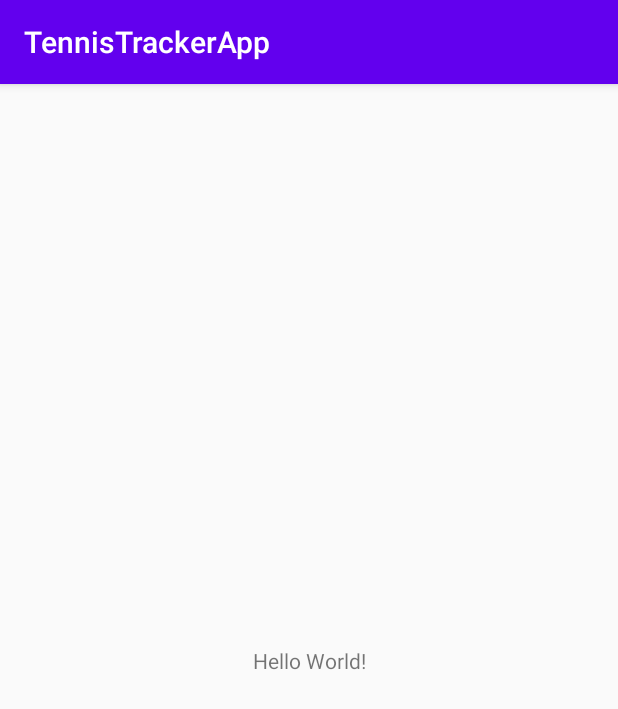
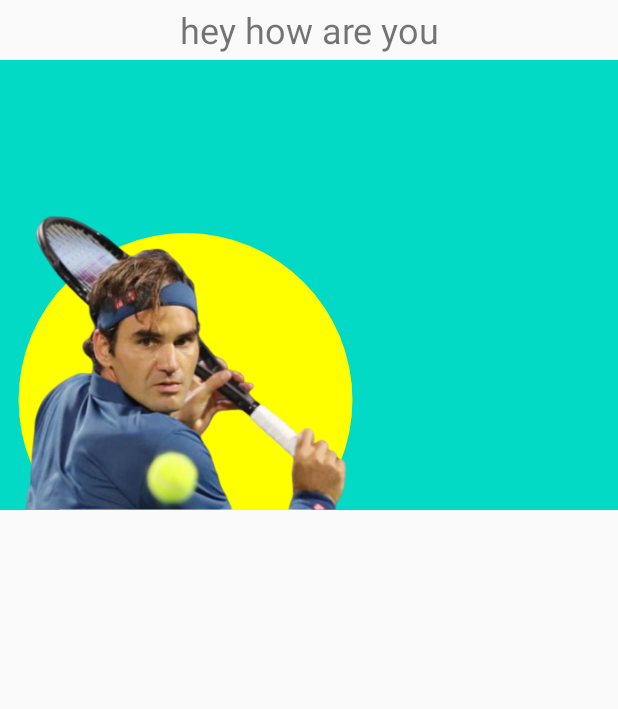
Before and after one commit to DanielIKKA/TennisTrackerApp, an Android app: the screen it shows after launch (HomeActivity), on a phone screen of 412 x 824 dp. Shown: the top 709 px of the screen. Run offline under Robolectric (Android 15) with nearby library versions, the phone set to English and light mode, and no system bars.

Commit message:
project init end
- different breackpoint for drawable
-init fragment + activities

```diff
--- a/app/build.gradle
+++ b/app/build.gradle
@@ -26,8 +26,9 @@ android {
 dependencies {
     implementation fileTree(dir: 'libs', include: ['*.jar'])
 
-    implementation 'androidx.appcompat:appcompat:1.0.2'
+    implementation 'androidx.appcompat:appcompat:1.1.0'
     implementation 'androidx.constraintlayout:constraintlayout:1.1.3'
+    implementation 'androidx.legacy:legacy-support-v4:1.0.0'
     testImplementation 'junit:junit:4.12'
     androidTestImplementation 'androidx.test.ext:junit:1.1.1'
     androidTestImplementation 'androidx.test.espresso:espresso-core:3.2.0'
--- a/app/src/main/AndroidManifest.xml
+++ b/app/src/main/AndroidManifest.xml
@@ -9,7 +9,7 @@
         android:roundIcon="@mipmap/ic_launcher_round"
         android:supportsRtl="true"
         android:theme="@style/AppTheme" >
-        <activity android:name=".HomeActivity" >
+        <activity android:name=".controller.activities.HomeActivity" >
             <intent-filter>
                 <action android:name="android.intent.action.MAIN" />
 
--- a/app/src/main/java/com/android/tennistrackerapp/HomeActivity.java
+++ /dev/null
@@ -1,13 +0,0 @@
-package com.android.tennistrackerapp;
-
-import androidx.appcompat.app.AppCompatActivity;
-import android.os.Bundle;
-
-public class HomeActivity extends AppCompatActivity {
-
-    @Override
-    protected void onCreate(Bundle savedInstanceState) {
-        super.onCreate(savedInstanceState);
-        setContentView(R.layout.activity_home);
-    }
-}
--- /dev/null
+++ b/app/src/main/java/com/android/tennistrackerapp/controller/activities/HomeActivity.java
@@ -0,0 +1,41 @@
+package com.android.tennistrackerapp.controller.activities;
+
+import androidx.appcompat.app.AppCompatActivity;
+import androidx.fragment.app.Fragment;
+
+import android.os.Bundle;
+
+import com.android.tennistrackerapp.R;
+import com.android.tennistrackerapp.controller.fragments.HeaderProfileFragment;
+
+public class HomeActivity extends AppCompatActivity {
+
+    private Fragment mProfileFragment;
+
+
+    @Override
+    protected void onCreate(Bundle savedInstanceState) {
+        super.onCreate(savedInstanceState);
+        setContentView(R.layout.activity_home);
+
+        //FragmentManager
+        initProfileFragment();
+    }
+
+    private void initProfileFragment() {
+        // 1- Find fragment if already exist
+        this.mProfileFragment = getSupportFragmentManager().findFragmentById(R.id.frame_layout_header_profile);
+
+        // 2- manage and do something if it's not the case
+        if(this.mProfileFragment == null) {
+            // A. instantiate it
+            this.mProfileFragment = new HeaderProfileFragment();
+            // B. add it to the FragmentManager
+            getSupportFragmentManager().beginTransaction()
+                    .add(R.id.frame_layout_header_profile, this.mProfileFragment)
+                    .commit();
+        }
+
+
+    }
+}
--- /dev/null
+++ b/app/src/main/java/com/android/tennistrackerapp/controller/fragments/HeaderProfileFragment.java
@@ -0,0 +1,66 @@
+package com.android.tennistrackerapp.controller.fragments;
+
+import android.os.Bundle;
+
+import androidx.fragment.app.Fragment;
+
+import android.view.LayoutInflater;
+import android.view.View;
+import android.view.ViewGroup;
+
+import com.android.tennistrackerapp.R;
+
+/**
+ * A simple {@link Fragment} subclass.
+ * Use the {@link HeaderProfileFragment#newInstance} factory method to
+ * create an instance of this fragment.
+ */
+public class HeaderProfileFragment extends Fragment {
+    // TODO: Rename parameter arguments, choose names that match
+    // the fragment initialization parameters, e.g. ARG_ITEM_NUMBER
+    private static final String ARG_PARAM1 = "param1";
+    private static final String ARG_PARAM2 = "param2";
+
+    // TODO: Rename and change types of parameters
+    private String mParam1;
+    private String mParam2;
+
+    /**
+     * It's require to have a public empty constructor
+     */
+    public HeaderProfileFragment() {}
+
+    /**
+     * Use this factory method to create a new instance of
+     * this fragment using the provided parameters.
+     *
+     * @param param1 Parameter 1.
+     * @param param2 Parameter 2.
+     * @return A new instance of fragment HeaderProfilFragment.
+     */
+    // TODO: Rename and change types and number of parameters
+    public static HeaderProfileFragment newInstance(String param1, String param2) {
+        HeaderProfileFragment fragment = new HeaderProfileFragment();
+        Bundle args = new Bundle();
+        args.putString(ARG_PARAM1, param1);
+        args.putString(ARG_PARAM2, param2);
+        fragment.setArguments(args);
+        return fragment;
+    }
+
+    @Override
+    public void onCreate(Bundle savedInstanceState) {
+        super.onCreate(savedInstanceState);
+        if (getArguments() != null) {
+            mParam1 = getArguments().getString(ARG_PARAM1);
+            mParam2 = getArguments().getString(ARG_PARAM2);
+        }
+    }
+
+    @Override
+    public View onCreateView(LayoutInflater inflater, ViewGroup container,
+                             Bundle savedInstanceState) {
+        // Inflate the layout for this fragment
+        return inflater.inflate(R.layout.fragment_header_profile, container, false);
+    }
+}
--- /dev/null
+++ b/app/src/main/java/com/android/tennistrackerapp/view/CustomCircleView.java
@@ -0,0 +1,60 @@
+package com.android.tennistrackerapp.view;
+
+import android.annotation.SuppressLint;
+import android.content.Context;
+import android.graphics.Canvas;
+import android.graphics.Color;
+import android.graphics.Paint;
+import android.util.AttributeSet;
+import android.view.View;
+
+import androidx.annotation.Nullable;
+
+public class CustomCircleView extends View {
+    /**
+     * Simple constructor to use when creating a view from code.
+     *
+     * @param context The Context the view is running in, through which it can
+     *                access the current theme, resources, etc.
+     */
+    public CustomCircleView(Context context) {
+        super(context);
+
+        init(null);
+    }
+
+    public CustomCircleView(Context context, @Nullable AttributeSet attrs) {
+        super(context, attrs);
+
+        init(attrs);
+    }
+
+    public CustomCircleView(Context context, @Nullable AttributeSet attrs, int defStyleAttr) {
+        super(context, attrs, defStyleAttr);
+
+        init(attrs);
+    }
+
+    public CustomCircleView(Context context, @Nullable AttributeSet attrs, int defStyleAttr, int defStyleRes) {
+        super(context, attrs, defStyleAttr, defStyleRes);
+
+        init(attrs);
+    }
+
+    private void init(@Nullable AttributeSet set) {}
+
+    @Override
+    protected void onDraw(Canvas canvas) {
+        super.onDraw(canvas);
+
+        float x = this.getWidth();
+        float y = this.getHeight();
+        float padding_x = (float)(this.getWidth() * 0.05);
+        float radius = ((float) this.getWidth() /2) - padding_x;
+
+        @SuppressLint("DrawAllocation") Paint paint = new Paint();
+        paint.setColor(Color.YELLOW);
+
+        canvas.drawCircle(x/2, y/2, radius, paint);
+    }
+}
--- a/app/src/main/res/layout/activity_home.xml
+++ b/app/src/main/res/layout/activity_home.xml
@@ -1,19 +1,26 @@
 <?xml version="1.0" encoding="utf-8"?>
-<androidx.constraintlayout.widget.ConstraintLayout
+<androidx.constraintlayout.widget.ConstraintLayout android:id="@+id/main_activity_constrain_layout"
+    android:layout_height="match_parent"
+    android:layout_width="match_parent"
     xmlns:android="http://schemas.android.com/apk/res/android"
-    xmlns:tools="http://schemas.android.com/tools"
-    xmlns:app="http://schemas.android.com/apk/res-auto"
-    android:layout_width="match_parent"
-    android:layout_height="match_parent"
-    tools:context=".HomeActivity">
+    xmlns:app="http://schemas.android.com/apk/res-auto">
 
-    <TextView
-        android:layout_width="wrap_content"
-        android:layout_height="wrap_content"
-        android:text="Hello World!"
-        app:layout_constraintBottom_toBottomOf="parent"
-        app:layout_constraintLeft_toLeftOf="parent"
-        app:layout_constraintRight_toRightOf="parent"
-        app:layout_constraintTop_toTopOf="parent" />
+    <androidx.appcompat.widget.AppCompatTextView
+        android:layout_width="match_parent"
+        android:layout_height="0dp"
 
+        android:text="hey how are you"
+        android:textSize="24sp"
+
+        app:layout_constraintBottom_toTopOf="@+id/frame_layout_header_profile"
+        app:layout_constraintTop_toTopOf="parent"
+
+        android:gravity="center_vertical|center_horizontal" />
+
+    <FrameLayout
+        android:id="@+id/frame_layout_header_profile"
+        android:layout_width="match_parent"
+        android:layout_height="match_parent"
+
+        android:layout_marginTop="40dp" />
 </androidx.constraintlayout.widget.ConstraintLayout>
--- /dev/null
+++ b/app/src/main/res/layout/fragment_header_profile.xml
@@ -0,0 +1,33 @@
+<?xml version="1.0" encoding="utf-8"?>
+<androidx.constraintlayout.widget.ConstraintLayout xmlns:android="http://schemas.android.com/apk/res/android"
+    xmlns:tools="http://schemas.android.com/tools"
+    android:layout_width="match_parent"
+    android:layout_height="300dp"
+    xmlns:app="http://schemas.android.com/apk/res-auto"
+    tools:context=".controller.fragments.HeaderProfileFragment"
+
+    android:background="@color/colorAccent">
+
+    <com.android.tennistrackerapp.view.CustomCircleView
+        android:layout_width="0dp"
+        android:layout_height="wrap_content"
+        app:layout_constraintStart_toStartOf="parent"
+        app:layout_constraintTop_toTopOf="@id/profileImage"
+        app:layout_constraintEnd_toEndOf="@id/profileImage"/>
+
+    <androidx.appcompat.widget.AppCompatImageView
+        android:id="@+id/profileImage"
+        android:layout_width="0dp"
+        android:layout_height="wrap_content"
+
+        android:src="@drawable/roger"
+        app:layout_constraintStart_toStartOf="parent"
+        app:layout_constraintBottom_toBottomOf="parent"
+        app:layout_constraintWidth_percent="0.6"
+
+        android:scaleType="fitEnd" />
+
+
+
+
+</androidx.constraintlayout.widget.ConstraintLayout>
--- /dev/null
+++ b/app/src/main/res/values-mdpi/dimen.xml
@@ -0,0 +1,3 @@
+<?xml version="1.0" encoding="utf-8"?>
+<resources>
+</resources>
--- a/app/src/main/res/values/strings.xml
+++ b/app/src/main/res/values/strings.xml
@@ -1,3 +1,6 @@
 <resources>
     <string name="app_name">TennisTrackerApp</string>
+
+    <!-- TODO: Remove or change this placeholder text -->
+    <string name="hello_blank_fragment">Hello blank fragment</string>
 </resources>
--- a/app/src/main/res/values/styles.xml
+++ b/app/src/main/res/values/styles.xml
@@ -1,7 +1,7 @@
 <resources>
 
     <!-- Base application theme. -->
-    <style name="AppTheme" parent="Theme.AppCompat.Light.DarkActionBar">
+    <style name="AppTheme" parent="Theme.AppCompat.Light.NoActionBar">
         <!-- Customize your theme here. -->
         <item name="colorPrimary">@color/colorPrimary</item>
         <item name="colorPrimaryDark">@color/colorPrimaryDark</item>
```
Also changed, not shown: app/src/main/res/drawable-hdpi/roger.png (added), app/src/main/res/drawable-mdpi/roger.png (added), app/src/main/res/drawable-xhdpi/roger.png (added), app/src/main/res/drawable-xxhdpi/roger.png (added), app/src/main/res/drawable-xxxhdpi/roger.png (added).
